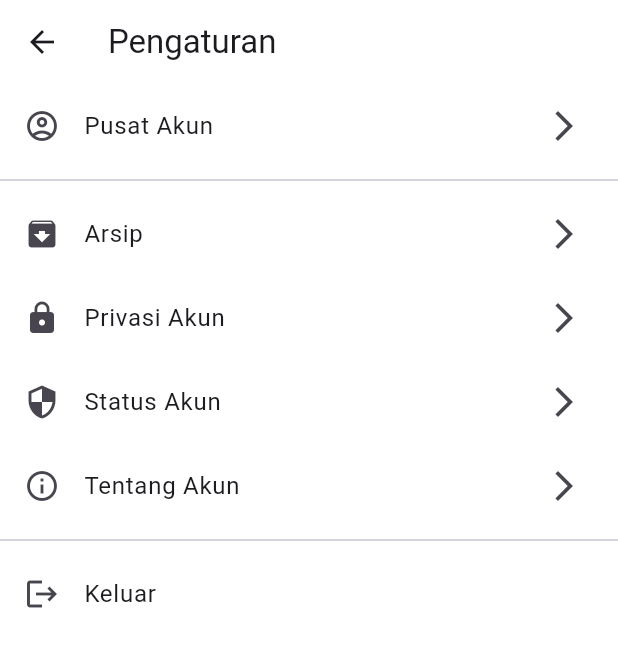
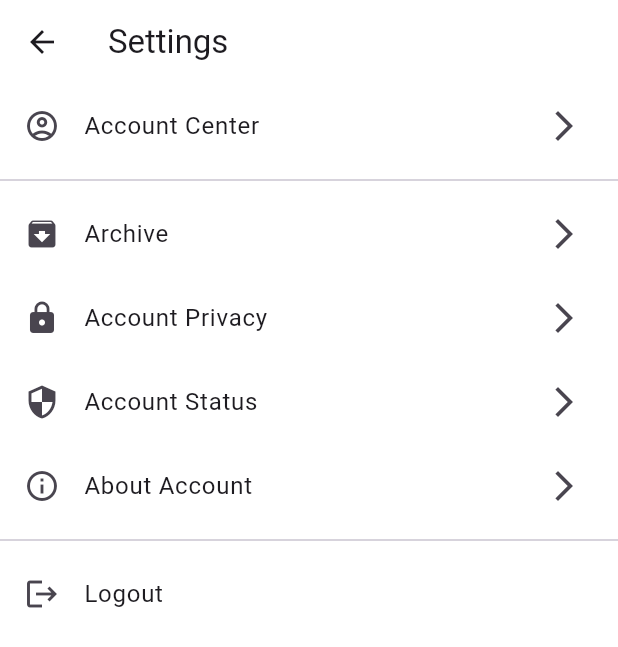
Before and after one commit to yosiasp/mobile_prog_kel6, a Flutter app: the screen it shows once a user with an empty profile is signed in, item 4 of the bottom bar chosen, after a tap on the "settings" icon, on a phone screen of 412 x 824 dp. Shown: the top 647 px of the screen. Run offline on Flutter 3.47's test engine with Material 3 defaults, Android fonts, the phone set to English and light mode, and no system bars; our stand-ins replace cloud_firestore, firebase_auth, firebase_core, firebase_storage, image_picker; accounts and stored records are empty; network calls fail.

Commit message:
changing language to english, ui improvment with color pallete, and minor fixes

```diff
--- a/lib/auth/main_menu.dart
+++ b/lib/auth/main_menu.dart
@@ -36,19 +36,19 @@ class MainMenuState extends State<MainMenu> {
         items: const <BottomNavigationBarItem>[
           BottomNavigationBarItem(
               icon: Icon(Icons.home),
-              label: 'Rumah',
+              label: 'Home',
               ),
           BottomNavigationBarItem(
               icon: Icon(Icons.search),
-              label: 'Pencarian',
+              label: 'Search',
               ),
           BottomNavigationBarItem(
               icon: Icon(Icons.add),
-              label: 'Bagikan',
+              label: 'Post',
               ),
           BottomNavigationBarItem(
               icon: Icon(Icons.account_circle_outlined),
-              label: 'Profil',
+              label: 'Profile',
               ),
         ],
         backgroundColor: Colors.white,
--- a/lib/screens/about_account.dart
+++ b/lib/screens/about_account.dart
@@ -112,7 +112,7 @@ class AboutAccount extends StatelessWidget {
                             crossAxisAlignment: CrossAxisAlignment.start,
                             children: [
                               const Text(
-                                'Akun dibuat tanggal',
+                                'Account created in',
                                 style: TextStyle(
                                   fontFamily: 'Roboto',
                                   fontSize: 16,
--- a/lib/screens/account_center.dart
+++ b/lib/screens/account_center.dart
@@ -10,7 +10,7 @@ class AccountCenter extends StatelessWidget {
     return Scaffold(
       appBar: AppBar(
         title: const Text(
-          'Pusat Akun',
+          'Account Center',
           style: TextStyle(color: Colors.black),
         ),
         backgroundColor: Colors.white,
@@ -27,7 +27,7 @@ class AccountCenter extends StatelessWidget {
         children: [
           ListTile(
             leading: const Icon(Icons.lock_outline, color: Colors.black),
-            title: const Text('Ganti Kata Sandi'),
+            title: const Text('Change Password'),
             trailing: const Icon(Icons.arrow_forward_ios, color: Colors.black),
             onTap: () {
               Navigator.push(
@@ -41,7 +41,7 @@ class AccountCenter extends StatelessWidget {
           ListTile(
             leading: const Icon(Icons.delete_outline, color: Colors.red),
             title:
-                const Text('Hapus Akun', style: TextStyle(color: Colors.red)),
+                const Text('Delete Account', style: TextStyle(color: Colors.red)),
             trailing: const Icon(Icons.arrow_forward_ios, color: Colors.black),
             onTap: () {
               Navigator.push(
--- a/lib/screens/account_status.dart
+++ b/lib/screens/account_status.dart
@@ -41,7 +41,7 @@ class _AccountStatusState extends State<AccountStatus> {
   Widget build(BuildContext context) {
     return Scaffold(
       appBar: AppBar(
-        title: const Text('Status Akun Anda'),
+        title: const Text('Your Account Status'),
         backgroundColor: Colors.white,
       ),
       backgroundColor: Colors.white,
@@ -100,7 +100,7 @@ class _AccountStatusState extends State<AccountStatus> {
 
                 // Date the account was created
                 const Row(
-                  mainAxisAlignment: MainAxisAlignment.start,
+                  crossAxisAlignment: CrossAxisAlignment.start,
                   children: [
                     Icon(
                       Icons.check_circle_outline,
@@ -108,13 +108,21 @@ class _AccountStatusState extends State<AccountStatus> {
                       size: 32.0,
                     ),
                     SizedBox(width: 10),
+                    Expanded(
+                      child: Column(
+                        crossAxisAlignment: CrossAxisAlignment.start,
+                        children: [
                           Text(
-                      'Akun anda tidak memiliki masalah',
+                            'Your account does not have any problems',
                             style: TextStyle(
                               fontFamily: 'Roboto',
                               fontSize: 20,
                               fontWeight: FontWeight.normal,
                               color: Colors.grey,
+                            ),
+                            softWrap: true,
+                          ),
+                        ],
                       ),
                     ),
                   ],
--- a/lib/screens/delete_account.dart
+++ b/lib/screens/delete_account.dart
@@ -26,7 +26,7 @@ class _DeleteAccountState extends State<DeleteAccount> {
           },
         ),
         title: const Text(
-          'Batal',
+          'Cancel',
           style: TextStyle(
               fontSize: 22, fontFamily: 'Roboto', color: Colors.black),
         ),
@@ -48,7 +48,7 @@ class _DeleteAccountState extends State<DeleteAccount> {
                   const SizedBox(height: 50),
 
                   const Text(
-                    'Hapus Akun',
+                    'Delete Account',
                     style: TextStyle(
                       fontFamily: 'Roboto',
                       fontSize: 25,
@@ -60,7 +60,7 @@ class _DeleteAccountState extends State<DeleteAccount> {
                   const SizedBox(height: 25),
 
                   const Text(
-                    'Semua konten anda akan dihapus!',
+                    'WARNING: All contents will be lost!',
                     style: TextStyle(
                       fontFamily: 'Roboto',
                       color: Colors.red,
@@ -76,7 +76,7 @@ class _DeleteAccountState extends State<DeleteAccount> {
                   // Password Field
                   MyTextField(
                     controller: passwordController,
-                    hintText: 'Kata Sandi',
+                    hintText: 'Password',
                     obscureText: true,
                   ),
 
@@ -88,7 +88,7 @@ class _DeleteAccountState extends State<DeleteAccount> {
                         // Masukkin fungsinya disini
                         // Sebelom ngehapus akun, bikin muncul AlertDialog dulu, minta konfirmasi, "apakah anda ingin menghapus...." ya/tidak"
                       },
-                      text: 'Hapus Akun'),
+                      text: 'Delete Account'),
                 ],
               ),
             ),
--- a/lib/screens/login.dart
+++ b/lib/screens/login.dart
@@ -45,19 +45,19 @@ class _LoginState extends State<Login> {
 
       switch (e.code) {
         case 'invalid-email':
-          errorMessage = 'Email tidak valid.';
+          errorMessage = 'The email is not valid';
           break;
         case 'user-not-found':
-          errorMessage = 'Pengguna tidak ditemukan.';
+          errorMessage = 'User is not found';
           break;
         case 'wrong-password':
-          errorMessage = 'Kata sandi salah.';
+          errorMessage = 'The password is invallid';
           break;
         case 'user-disabled':
-          errorMessage = 'Akun dinonaktifkan.';
+          errorMessage = 'Account has been disabled, please contact us';
           break;
         default:
-          errorMessage = 'Terjadi kesalahan. Silakan coba lagi.';
+          errorMessage = 'An error occured. Please try again';
       }
 
       displayMessage(errorMessage);
@@ -116,7 +116,7 @@ class _LoginState extends State<Login> {
                   const Row(
                     mainAxisAlignment: MainAxisAlignment.center,
                     children: [
-                      Text('Selamat Datang',
+                      Text('Welcome!',
                           style: TextStyle(
                             fontFamily: 'Suse',
                             color: Colors.black,
@@ -145,7 +145,7 @@ class _LoginState extends State<Login> {
                   const SizedBox(height: 15),
 
                   // Sign In Button
-                  MyButton(onTap: Masuk, text: 'Masuk'),
+                  MyButton(onTap: Masuk, text: 'Login'),
 
                   const SizedBox(height: 25),
 
@@ -153,7 +153,7 @@ class _LoginState extends State<Login> {
                   Row(
                     mainAxisAlignment: MainAxisAlignment.center,
                     children: [
-                      const Text('Belum punya akun?',
+                      const Text('New here?',
                           style: TextStyle(
                             fontFamily: 'Roboto',
                             color: Colors.black,
@@ -162,7 +162,7 @@ class _LoginState extends State<Login> {
                       GestureDetector(
                           onTap: widget.onTap,
                           child: const Text(
-                            'Daftar Sekarang',
+                            'Register now',
                             style: TextStyle(
                               fontFamily: 'Roboto',
                               color: Color(0xFF4285F4),
@@ -187,7 +187,7 @@ class _LoginState extends State<Login> {
                           );
                         },
                         child: const Text(
-                          'Lupa Kata Sandi',
+                          'Forgot Password',
                           style: TextStyle(
                             fontFamily: 'Roboto',
                             fontSize: 15,
--- a/lib/screens/notifications.dart
+++ b/lib/screens/notifications.dart
@@ -123,7 +123,7 @@ class _NotificationsState extends State<Notifications> {
           },
         ),
         title: const Text(
-          'Notifikasi',
+          'Notifications',
           style: TextStyle(
               fontSize: 22, fontFamily: 'Roboto', color: Colors.black),
         ),
--- a/lib/screens/profile.dart
+++ b/lib/screens/profile.dart
@@ -175,7 +175,7 @@ class _ProfileState extends State<Profile> {
                               child: Container(
                                   padding: const EdgeInsets.all(16),
                                   decoration: BoxDecoration(
-                                    color: Colors.amber,
+                                    color: const Color(0xFFffb703),
                                     borderRadius: BorderRadius.circular(18),
                                     boxShadow: [
                                       BoxShadow(
@@ -199,6 +199,7 @@ class _ProfileState extends State<Profile> {
                                             style: const TextStyle(
                                               fontFamily: 'Suse',
                                               fontSize: 20,
+                                              color: Color(0xFF023047),
                                               fontWeight: FontWeight.bold,
                                             ),
                                           ),
@@ -285,13 +286,13 @@ class _ProfileState extends State<Profile> {
                     child: const Row(
                       mainAxisSize: MainAxisSize.min,
                       children: [
-                        Icon(Icons.edit, size: 18, color: Color(0xFF4285F4)),
+                        Icon(Icons.edit, size: 18, color:  Color(0xFF219ebc) ),
                         SizedBox(width: 2),
                         Text(
-                          'Edit Profil',
+                          'Edit Profile',
                           style: TextStyle(
                             fontSize: 16,
-                            color: Color(0xFF4285F4),
+                            color:  Color(0xFF219ebc),
                             fontWeight: FontWeight.bold,
                           ),
                         ),
@@ -349,7 +350,7 @@ class _ProfileState extends State<Profile> {
                       Icon(
                         Icons.photo,
                         color: showImages
-                            ? const Color(0xFF4285F4)
+                            ? const Color(0xFF219ebc)
                             : Colors.grey[500],
                       ),
                       const SizedBox(width: 3),
@@ -359,7 +360,7 @@ class _ProfileState extends State<Profile> {
                             fontFamily: 'Roboto',
                             fontWeight: FontWeight.w700,
                             color: showImages
-                                ? const Color(0xFF4285F4)
+                                ? const Color(0xFF219ebc)
                                 : Colors.grey[500],
                           ))
                     ],
@@ -387,7 +388,7 @@ class _ProfileState extends State<Profile> {
                         Icons.photo_album,
                         color: showImages
                             ? Colors.grey[500]
-                            : const Color(0xFF4285F4),
+                            : const  Color(0xFF219ebc)
                       ),
                       const SizedBox(width: 3),
                       Text('Albums',
@@ -397,7 +398,7 @@ class _ProfileState extends State<Profile> {
                             fontWeight: FontWeight.w700,
                             color: showImages
                                 ? Colors.grey[500]
-                                : const Color(0xFF4285F4),
+                                : const Color(0xFF219ebc)
                           ))
                     ],
                   ),
--- a/lib/screens/settings.dart
+++ b/lib/screens/settings.dart
@@ -18,7 +18,7 @@ class SettingsScreen extends StatelessWidget {
   Widget build(BuildContext context) {
     return Scaffold(
       appBar: AppBar(
-        title: const Text('Pengaturan'),
+        title: const Text('Settings'),
         backgroundColor: Colors.white,
       ),
       backgroundColor: Colors.white,
@@ -26,7 +26,7 @@ class SettingsScreen extends StatelessWidget {
         children: [
           ListTile(
             leading: const Icon(Icons.account_circle_outlined),
-            title: const Text('Pusat Akun'),
+            title: const Text('Account Center'),
             trailing: const Icon(Icons.arrow_forward_ios),
             onTap: () {
               Navigator.push(
@@ -38,7 +38,7 @@ class SettingsScreen extends StatelessWidget {
           const Divider(),
           ListTile(
             leading: const Icon(Icons.archive),
-            title: const Text('Arsip'),
+            title: const Text('Archive'),
             trailing: const Icon(Icons.arrow_forward_ios),
             onTap: () {
               // Aksi untuk Arsip
@@ -46,7 +46,7 @@ class SettingsScreen extends StatelessWidget {
           ),
           ListTile(
             leading: const Icon(Icons.lock),
-            title: const Text('Privasi Akun'),
+            title: const Text('Account Privacy'),
             trailing: const Icon(Icons.arrow_forward_ios),
             onTap: () {
               // Aksi untuk Privasi Akun
@@ -54,7 +54,7 @@ class SettingsScreen extends StatelessWidget {
           ),
           ListTile(
             leading: const Icon(Icons.security),
-            title: const Text('Status Akun'),
+            title: const Text('Account Status'),
             trailing: const Icon(Icons.arrow_forward_ios),
             onTap: () {
               Navigator.push(
@@ -65,7 +65,7 @@ class SettingsScreen extends StatelessWidget {
           ),
           ListTile(
             leading: const Icon(Icons.info_outline),
-            title: const Text('Tentang Akun'),
+            title: const Text('About Account'),
             trailing: const Icon(Icons.arrow_forward_ios),
             onTap: () {
               Navigator.push(
@@ -77,7 +77,7 @@ class SettingsScreen extends StatelessWidget {
           const Divider(),
           ListTile(
             leading: const Icon(Icons.logout),
-            title: const Text('Keluar'),
+            title: const Text('Logout'),
             onTap: () {
               Navigator.pop(context);
               logout();
```
Also changed, not shown: lib/screens/edit_profile.dart (+7 -7 lines), lib/screens/forget_password.dart (+4 -4 lines), lib/screens/register.dart (+13 -13 lines), lib/screens/update_password.dart (+8 -8 lines). Lines whose indentation alone changed are shown as unchanged.
